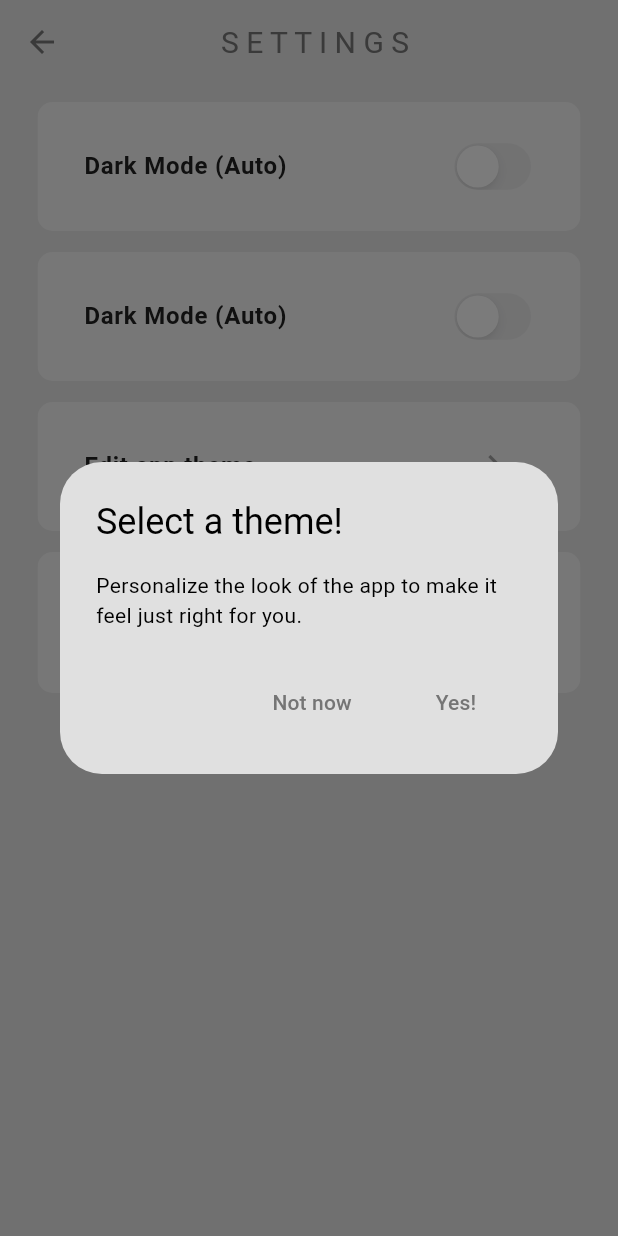
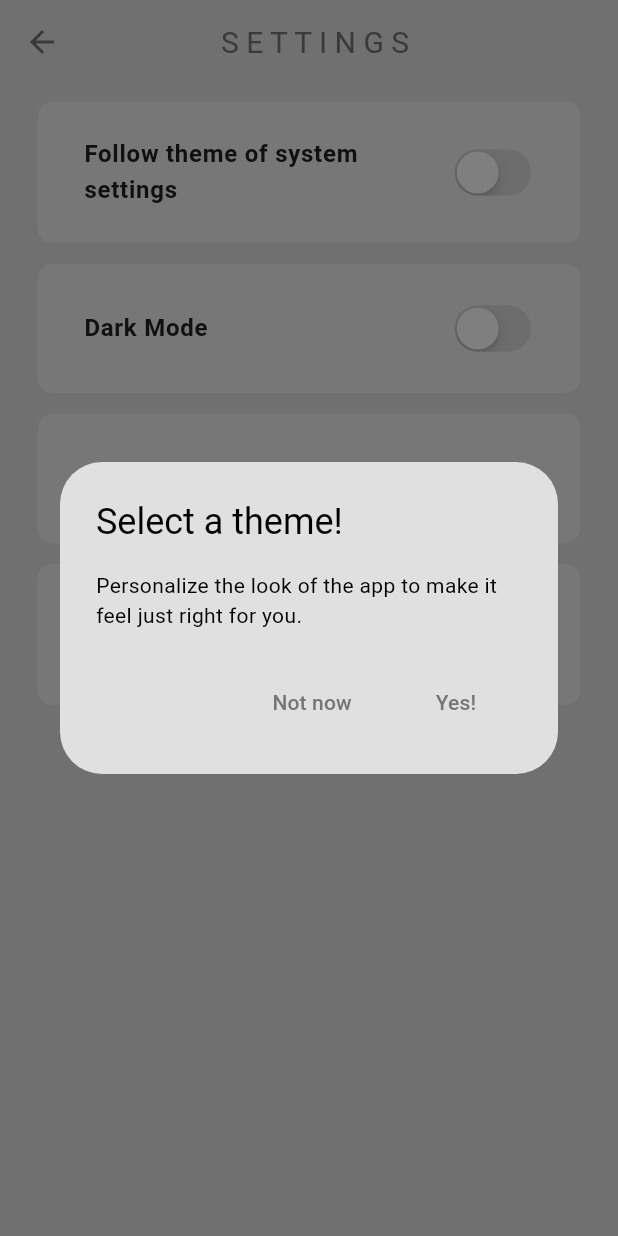
Before and after one commit to PlayanoApps/streakz, a Flutter app: the HomePage screen opened directly, in the side drawer, after a tap on "S E T T I N G S", on a phone screen of 412 x 824 dp. Run offline on Flutter 3.47's test engine with Material 3 defaults, Android fonts, the phone set to English and light mode, and no system bars; our stand-ins replace flutter_heatmap_calendar, flutter_slidable, isar, lottie, shared_preferences, smooth_page_indicator; accounts and stored records are empty; generated files the repository leaves out were written again; statements that could not run were skipped.

Commit message:
manual dark mode, improved analysis and settings

```diff
--- a/lib/components/heatmap.dart
+++ b/lib/components/heatmap.dart
@@ -21,7 +21,7 @@ class MyHeatmap extends StatelessWidget {
   Widget build(BuildContext context) {
 
     //bool darkMode = Provider.of<ThemeProvider>(context).isDarkMode;
-    bool darkMode = MediaQuery.of(context).platformBrightness == Brightness.dark;
+    bool darkMode = (Theme.of(context).brightness == Brightness.dark);
 
     return Padding(
       padding: const EdgeInsets.symmetric(horizontal: 24),
@@ -41,11 +41,11 @@ class MyHeatmap extends StatelessWidget {
         showColorTip: false,
         flexible: true,
         monthFontSize: 16,
-        fontSize: 16,
+        fontSize: 15.5,
         weekTextColor: Theme.of(context).colorScheme.primary,
         onClick: (date) => showEditHeatmapDialog(date, context),
 
-        // borderRadius: 5,
+        //borderRadius: 4,
 
         colorsets: prepColorsets(context),
       ),
--- a/lib/components/my_drawer.dart
+++ b/lib/components/my_drawer.dart
@@ -52,7 +52,7 @@ class MyDrawer extends StatelessWidget {
                   borderRadius: BorderRadius.circular(12),
                   onTap: () async {
                     HapticFeedback.mediumImpact();
-                    await Future.delayed(Duration(milliseconds: 120));
+                    await Future.delayed(Duration(milliseconds: 150));
                     Navigator.pop(context);
                     Navigator.push(context, MaterialPageRoute(builder: (context) => SettingsPage()));
                   },
@@ -70,7 +70,7 @@ class MyDrawer extends StatelessWidget {
                   borderRadius: BorderRadius.circular(12),
                   onTap: () async {
                     HapticFeedback.mediumImpact();
-                    await Future.delayed(Duration(milliseconds: 120));
+                    await Future.delayed(Duration(milliseconds: 150));
                     Navigator.pop(context);
                     Navigator.push(context, MaterialPageRoute(builder: (context) => SettingsPage(showThemes: true)));
                   },
@@ -103,18 +103,21 @@ class MyDrawer extends StatelessWidget {
             children: [
               // Logout
               Padding(
-                padding: const EdgeInsets.only(left: 25, right: 25, bottom: 40),
-                child: ListTile(
-                  leading: Icon(Icons.logout, color: Theme.of(context).colorScheme.inversePrimary),
-                  title: Text("L O G O U T"),
-                  horizontalTitleGap: 20,
+                padding: EdgeInsets.only(left: 25, right: 25, bottom: 40),
+                child: InkWell(
+                  borderRadius: BorderRadius.circular(12),
                   onTap: () async {
                     HapticFeedback.mediumImpact();
-                    await Future.delayed(Duration(milliseconds: 70));
+                    await Future.delayed(Duration(milliseconds: 200));
                     final prefs = await SharedPreferences.getInstance();
                     final showOnboarding = prefs.setBool('showOnboarding', true);
                     Navigator.pushReplacement(context, MaterialPageRoute(builder: (context) => OnboardingPage()));
-                  }
+                  },
+                  child: ListTile(
+                    leading: Icon(Icons.logout, color: Theme.of(context).colorScheme.inversePrimary),
+                    title: Text("L O G O U T"),
+                    horizontalTitleGap: 20
+                  )
                 )
               )
             ]
--- a/lib/main.dart
+++ b/lib/main.dart
@@ -19,13 +19,19 @@ void main() async {
   final prefs = await SharedPreferences.getInstance();
   final showOnboarding = prefs.getBool('showOnboarding') ?? true;
 
+  /* Load data in main instead of in home widget */
+  final themeProvider = ThemeProvider();  // Open instance here instead of in runApp
+  await themeProvider.loadTheme();
+
   runApp(
     MultiProvider(
       providers: [
         ChangeNotifierProvider(create: (context) => HabitDatabase()),
-        ChangeNotifierProvider(create: (context) => ThemeProvider())
+        ChangeNotifierProvider(create: (context) => themeProvider)     // pass existing instance
       ],
-      child: App(showOnboarding: showOnboarding)
+      child: App(
+        showOnboarding: showOnboarding,
+      )
     )
   );
 
@@ -45,20 +51,23 @@ class App extends StatelessWidget {
 
   const App({
     super.key,
-    required this.showOnboarding
+    required this.showOnboarding,
   });
 
   @override
   Widget build(BuildContext context) {
+
+    final useSystemTheme = Provider.of<ThemeProvider>(context).useSystemTheme;
+
     return MaterialApp(
       debugShowCheckedModeBanner: false,
       home: showOnboarding ? OnboardingPage() : HomePage(),
 
       // Don't use "listen: false" here because widget is rebuilt
       // ThemeProvider must be created in the main function. Why? because it must be ready BEFORE the App Widget is built.
-      // theme: Provider.of<ThemeProvider>(context).themeData,
-      theme: lightMode,
-      darkTheme: darkMode,
+
+      theme: useSystemTheme ? lightMode : Provider.of<ThemeProvider>(context).themeData,
+      darkTheme: useSystemTheme ? darkMode : null,
       themeMode: ThemeMode.system,
     );
   }
--- a/lib/pages/home_page.dart
+++ b/lib/pages/home_page.dart
@@ -24,11 +24,14 @@ class _HomePageState extends State<HomePage> {
   @override
   void initState() {
 
+    /* Load the data inside of widget */
+
     // Read habits from db into habit list on startup
     Provider.of<HabitDatabase>(context, listen: false).updateHabitList();
     Provider.of<ThemeProvider>(context, listen: false).loadTheme();
     Provider.of<ThemeProvider>(context, listen: false).loadAccentColor();
     Provider.of<ThemeProvider>(context, listen: false).loadHabitCompletedPref();
+    Provider.of<ThemeProvider>(context, listen: false).loadUseSystemTheme();
 
     super.initState();
 
@@ -219,8 +222,9 @@ class _HomePageState extends State<HomePage> {
               end: Alignment.topCenter,
               colors: [
                 Theme.of(context).colorScheme.surface,
-                Theme.of(context).colorScheme.surface.withAlpha(0),
+                Theme.of(context).colorScheme.surface.withOpacity(0),
               ],
+              stops: [0, 1]
             ),
           ),
         ),
--- a/lib/pages/settings_page.dart
+++ b/lib/pages/settings_page.dart
@@ -4,6 +4,7 @@ import 'package:flutter/services.dart';
 import 'package:habit_tracker/components/dialog_box.dart';
 import 'package:habit_tracker/theme_provider.dart';
 import 'package:provider/provider.dart';
+import 'package:shared_preferences/shared_preferences.dart';
 
 class SettingsPage extends StatefulWidget {
   final bool showThemes;
@@ -14,6 +15,7 @@ class SettingsPage extends StatefulWidget {
 }
 
 class _SettingsPageState extends State<SettingsPage> {
+
   @override
   void initState() {
     super.initState();
@@ -34,7 +36,7 @@ class _SettingsPageState extends State<SettingsPage> {
       barrierDismissible: true,
       barrierLabel: MaterialLocalizations.of(context).modalBarrierDismissLabel,
       pageBuilder: (context, x, y) => AlertDialog(
-        title: Text("Select Theme"),
+        title: Text("Select Color"),
         content: StatefulBuilder(
           builder: (context, StateSetter setState) =>
           Column(
@@ -88,61 +90,6 @@ class _SettingsPageState extends State<SettingsPage> {
     // Get current selected Color from Theme Provider
     int? selectedValue = Provider.of<ThemeProvider>(context).selectedColor;
 
-    /* Widget radioTile({required int value, required String text}) {
-      return Consumer<ThemeProvider>(
-        builder: (context, themeProvider, child) {
-          return InkWell(
-            onTap: () => themeProvider.setAccentColor(value),
-            borderRadius: BorderRadius.circular(12),
-            child: Row(
-              children: [
-                Radio(
-                  value: value,
-                  groupValue: themeProvider.selectedColor,
-                  onChanged: (val) {
-                    if (val != null)
-                      themeProvider.setAccentColor(val);
-                  },
-                ),
-                Text(text),
-              ],
-            ),
-          );
-        },
-      );
-    } */
-
-    /* void showThemeDialog() {
-      HapticFeedback.lightImpact();
-      showGeneralDialog(
-        context: context,
-        barrierDismissible: true,
-        barrierLabel: MaterialLocalizations.of(context).modalBarrierDismissLabel,
-        pageBuilder: (context, x, y) => AlertDialog(
-          title: Text("Select Theme"),
-          content: StatefulBuilder(
-            builder: (context, StateSetter setState) =>
-            Column(
-              mainAxisSize: MainAxisSize.min,
-              children: [
-                radioTile(value: 1, text: "Mint (default)"),
-                Divider(color: Theme.of(context).colorScheme.primary),
-                radioTile(value: 2, text: "Azure blue"),
-                radioTile(value: 3, text: "Vibrant red"),
-                radioTile(value: 4, text: "Magenta pink"),
-                Divider(color: Theme.of(context).colorScheme.primary),
-                radioTile(value: 5, text: "Monochrome 1"),
-                radioTile(value: 6, text: "Monochrome 2"),
-                radioTile(value: 7, text: "Experimental"),
-              ],
-            ),
-          ),
-        ),
-        transitionDuration: Duration(milliseconds: 300),
-        transitionBuilder: moveUpTransition()
-      );
-    } */
-
     return Scaffold(
       appBar: AppBar(
         title: Center(
@@ -167,40 +114,35 @@ class _SettingsPageState extends State<SettingsPage> {
           SizedBox(height: 5),
 
           _settingsTile(
-            onTap: () => showCustomDialog(
-              context: context,
-              title: "Notifications",
-              text: "Dark and light modes now follow your device's system theme automatically.",
-              actions: (null, () => Navigator.pop(context)), labels: ("", "Understood  ")
-            ), //Provider.of<ThemeProvider>(context, listen: false).toggleTheme,
+            onTap: () {
+              HapticFeedback.lightImpact();
+
+              final themeProvider = Provider.of<ThemeProvider>(context, listen: false);
+              bool currentValue = themeProvider.useSystemTheme;
+              themeProvider.toggleUseSystemTheme(!currentValue);
+            },
             onLongPress: () {},
-            text: "Dark Mode (Auto)",
+            text: "Follow theme of system settings",
             trailing: CupertinoSwitch(
-              value: (Theme.of(context).brightness == Brightness.dark), //Provider.of<ThemeProvider>(context).isDarkMode,
-                onChanged: null /* (value) {
+              value: Provider.of<ThemeProvider>(context).useSystemTheme,
+              onChanged: (value) async {
                 HapticFeedback.lightImpact();
-                Provider.of<ThemeProvider>(context, listen: false)
-                  .toggleTheme();
-              } */
+
+                Provider.of<ThemeProvider>(context, listen: false).toggleUseSystemTheme(value);
+              }
             )
           ),
 
-          _settingsTile(
-            onTap: () => showCustomDialog(
-              context: context,
-              title: "Dark Mode",
-              text: "Dark and light modes now follow your device's system theme automatically.",
-              actions: (null, () => Navigator.pop(context)), labels: ("", "Understood  ")
-            ), //Provider.of<ThemeProvider>(context, listen: false).toggleTheme,
+          Provider.of<ThemeProvider>(context).useSystemTheme ? SizedBox() : _settingsTile(
+            onTap: Provider.of<ThemeProvider>(context, listen: false).toggleTheme,
             onLongPress: () {},
-            text: "Dark Mode (Auto)",
+            text: "Dark Mode",
             trailing: CupertinoSwitch(
               value: (Theme.of(context).brightness == Brightness.dark), //Provider.of<ThemeProvider>(context).isDarkMode,
-                onChanged: null /* (value) {
+              onChanged: (value) {
                 HapticFeedback.lightImpact();
-                Provider.of<ThemeProvider>(context, listen: false)
-                  .toggleTheme();
-              } */
+                Provider.of<ThemeProvider>(context, listen: false).toggleTheme();
+              }
             )
           ),
 
@@ -212,7 +154,7 @@ class _SettingsPageState extends State<SettingsPage> {
               labels: ("Dismiss", "Open"),
               actions: (() => Navigator.pop(context), () { Navigator.pop(context); showThemeDialog(); })
             ),
-            text: "Edit app theme", // accent color
+            text: "Edit accent color", // app theme
             trailing: Padding(
               padding: const EdgeInsets.only(right: 7),
               child: IconButton(
@@ -223,17 +165,24 @@ class _SettingsPageState extends State<SettingsPage> {
           ),
 
           _settingsTile(
-            onTap: () => showCustomDialog(
+            onTap: () {
+              HapticFeedback.lightImpact();
+
+              final themeProvider = Provider.of<ThemeProvider>(context, listen: false);
+              bool currentValue = themeProvider.crossCompletedHabits;
+              // Toggle the value
+              themeProvider.setCrossCompletedHabit = !currentValue;
+            },
+            onLongPress: () => showCustomDialog(
               context: context,
               title: "Do not highlight completed habits",
               text: "When enabled, completed habits are crossed out and shown with reduced visibility instead of being highlighted in the theme color, helping you to focus on habits you still need to complete.",
               actions: (null, () => Navigator.pop(context)), labels: ("", "Understood  ")
             ),
-            onLongPress: () {},
             text: "Do not highlight completed habits",
             trailing: CupertinoSwitch(
               value: (Provider.of<ThemeProvider>(context, listen: false).crossCompletedHabits),
-                onChanged: (value) {
+              onChanged: (value) {
                 HapticFeedback.lightImpact();
                 Provider.of<ThemeProvider>(context, listen: false).setCrossCompletedHabit = value;
               }
--- a/lib/theme_provider.dart
+++ b/lib/theme_provider.dart
@@ -15,6 +15,7 @@ import 'package:flutter/material.dart';
 import 'package:habit_tracker/habit_database.dart';
 import 'package:habit_tracker/models/app_settings.dart';
 import 'package:isar/isar.dart';
+import 'package:shared_preferences/shared_preferences.dart';
 
 ThemeData lightMode = ThemeData(
   colorScheme: ColorScheme.light(
@@ -79,6 +80,24 @@ class ThemeProvider extends ChangeNotifier
       appSettings.darkModeEnabled = (_themeData == darkMode);
       await isar.writeTxn(() => isar.appSettings.put(appSettings));
     }
+  }
+
+  /* SYSTEM THEME */
+  bool _useSystemTheme = false;
+
+  bool get useSystemTheme => _useSystemTheme;
+
+  Future<void> loadUseSystemTheme() async {
+    final prefs = await SharedPreferences.getInstance();
+    _useSystemTheme = prefs.getBool('useSystemTheme') ?? false;
+    notifyListeners();
+  }
+
+  void toggleUseSystemTheme(bool value) async {
+    _useSystemTheme = value;
+    final prefs = await SharedPreferences.getInstance();
+    await prefs.setBool('useSystemTheme', value);
+    notifyListeners();
   }
 
   /* ACCENT COLOR */
--- a/pubspec.yaml
+++ b/pubspec.yaml
@@ -1,7 +1,7 @@
 name: habit_tracker
 description: "A new Flutter project."
 publish_to: 'none'
-version: 1.2.0+6
+version: 1.2.1+7
 
 environment:
   sdk: ^3.7.2
```
Also changed, not shown: lib/_heatmap_calendar/src/heatmap_calendar.dart (+35 -2 lines), lib/components/habit_tile.dart (+6 -8 lines), lib/pages/analysis_page.dart (+61 -18 lines), 1 other file.
